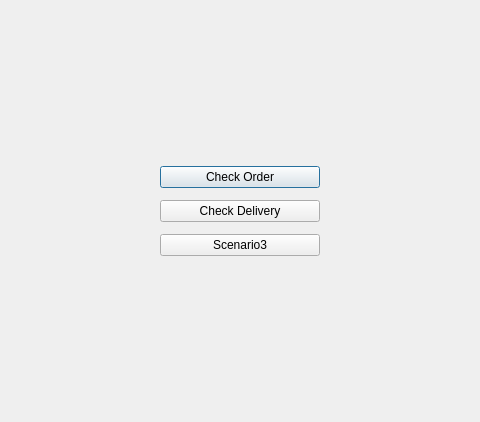
QjaYo/Database_MiniProject, file select_query.ui: the form before one commit.
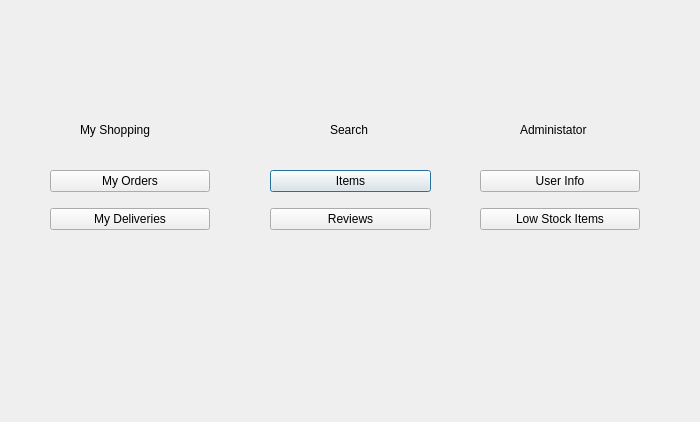
The form after the commit.

Patch:
```diff
--- a/select_query.ui
+++ b/select_query.ui
@@ -6,7 +6,7 @@
    <rect>
     <x>0</x>
     <y>0</y>
-    <width>480</width>
+    <width>700</width>
     <height>422</height>
    </rect>
   </property>
@@ -16,36 +16,120 @@
   <widget class="QWidget" name="verticalLayoutWidget">
    <property name="geometry">
     <rect>
-     <x>160</x>
+     <x>270</x>
      <y>160</y>
-     <width>160</width>
-     <height>103</height>
+     <width>161</width>
+     <height>81</height>
     </rect>
    </property>
    <layout class="QVBoxLayout" name="verticalLayout">
     <item>
+     <widget class="QPushButton" name="btn_s3">
+      <property name="text">
+       <string>Items</string>
+      </property>
+     </widget>
+    </item>
+    <item>
+     <widget class="QPushButton" name="btn_s4">
+      <property name="text">
+       <string>Reviews</string>
+      </property>
+     </widget>
+    </item>
+   </layout>
+  </widget>
+  <widget class="QWidget" name="verticalLayoutWidget_2">
+   <property name="geometry">
+    <rect>
+     <x>50</x>
+     <y>160</y>
+     <width>160</width>
+     <height>80</height>
+    </rect>
+   </property>
+   <layout class="QVBoxLayout" name="verticalLayout_4">
+    <item>
      <widget class="QPushButton" name="btn_s1">
       <property name="text">
-       <string>Check Order</string>
+       <string>My Orders</string>
       </property>
      </widget>
     </item>
     <item>
      <widget class="QPushButton" name="btn_s2">
       <property name="text">
-       <string>Check Delivery</string>
+       <string>My Deliveries</string>
       </property>
      </widget>
     </item>
+   </layout>
+  </widget>
+  <widget class="QWidget" name="verticalLayoutWidget_3">
+   <property name="geometry">
+    <rect>
+     <x>480</x>
+     <y>160</y>
+     <width>160</width>
+     <height>80</height>
+    </rect>
+   </property>
+   <layout class="QVBoxLayout" name="verticalLayout_5">
     <item>
-     <widget class="QPushButton" name="btn_s3">
+     <widget class="QPushButton" name="btn_s6">
       <property name="text">
-       <string>Scenario3</string>
+       <string>User Info</string>
       </property>
      </widget>
     </item>
+    <item>
+     <widget class="QPushButton" name="btn_s5">
+      <property name="text">
+       <string>Low Stock Items</string>
+      </property>
+     </widget>
+    </item>
    </layout>
   </widget>
+  <widget class="QLabel" name="label">
+   <property name="geometry">
+    <rect>
+     <x>80</x>
+     <y>120</y>
+     <width>101</width>
+     <height>20</height>
+    </rect>
+   </property>
+   <property name="text">
+    <string>My Shopping</string>
+   </property>
+  </widget>
+  <widget class="QLabel" name="label_2">
+   <property name="geometry">
+    <rect>
+     <x>330</x>
+     <y>120</y>
+     <width>62</width>
+     <height>20</height>
+    </rect>
+   </property>
+   <property name="text">
+    <string>Search</string>
+   </property>
+  </widget>
+  <widget class="QLabel" name="label_3">
+   <property name="geometry">
+    <rect>
+     <x>520</x>
+     <y>120</y>
+     <width>101</width>
+     <height>20</height>
+    </rect>
+   </property>
+   <property name="text">
+    <string>Administator</string>
+   </property>
+  </widget>
  </widget>
  <resources/>
  <connections/>
```
